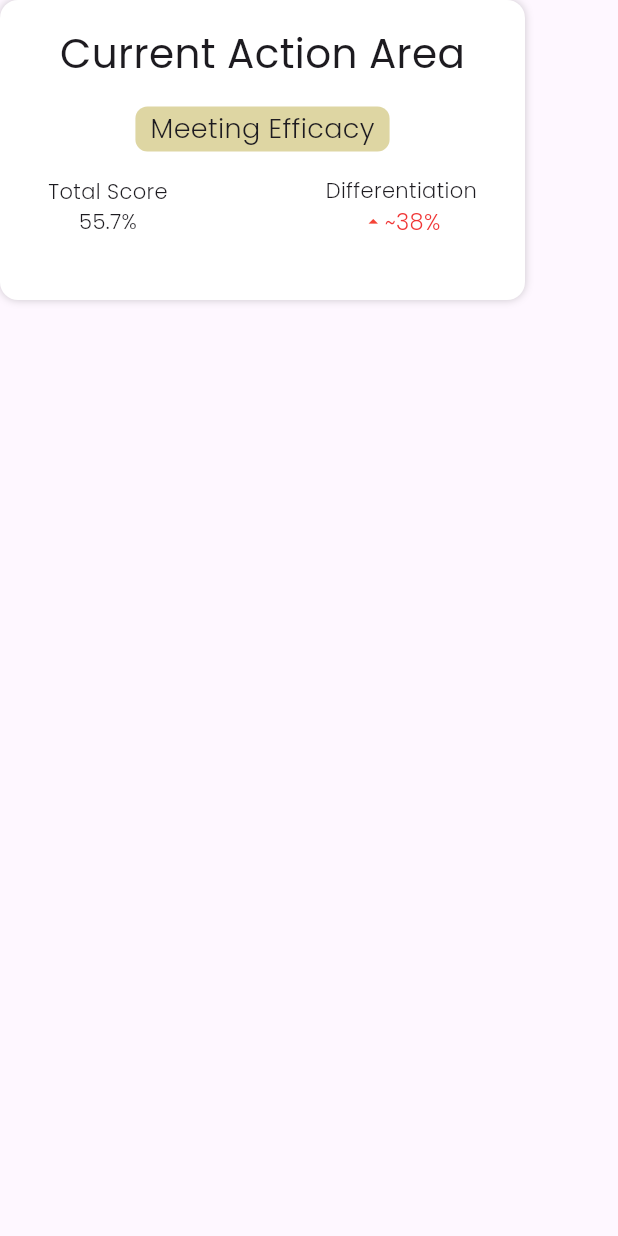
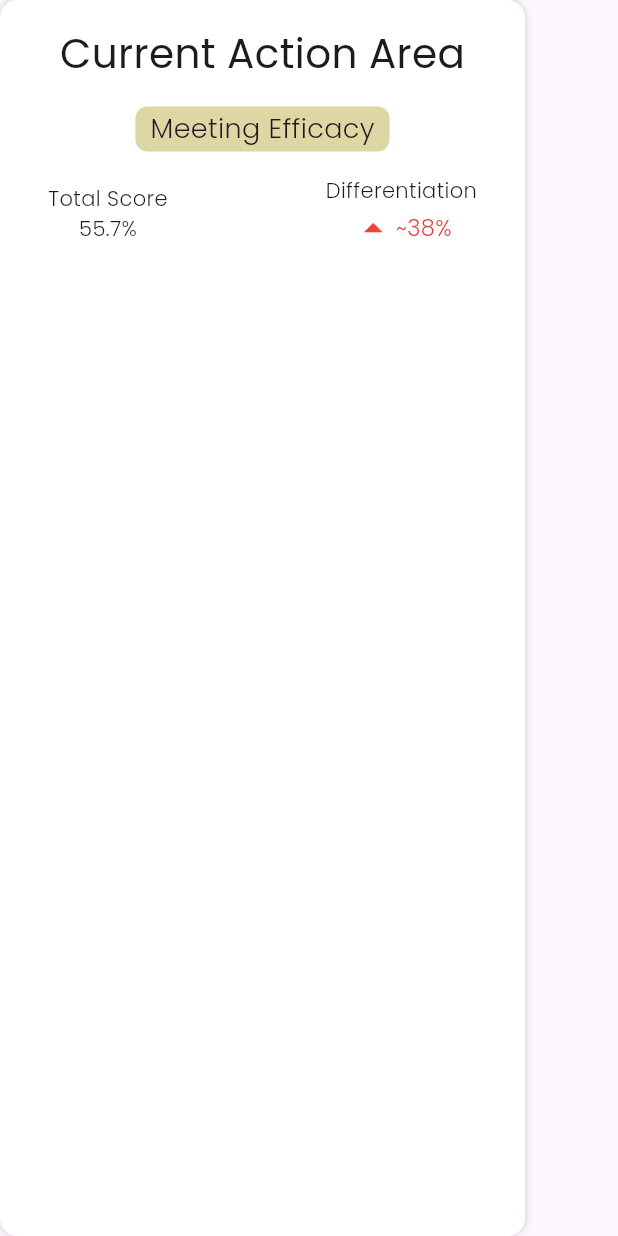
Before and after one commit to Michkwetzel/Lucidorg-Dashboard-Demo, a Flutter app: the CurrentActionAreaWidget widget shown alone on an empty page, opened directly, on a phone screen of 412 x 824 dp. Run offline on Flutter 3.47's test engine with Material 3 defaults, Android fonts, the light colour scheme and no system bars; our stand-ins replace cloud_firestore, dotted_border, firebase_auth, firebase_core, fl_chart, flutter_riverpod and 2 more; missing offline and left inert: flutter_dropzone; accounts and stored records are empty; generated files the repository leaves out were written again.

Commit message:
Home Layout basic structure finished. Next will play around with Responsive design

```diff
--- a/lib/components/dashboard/home/Sections/EfficiencyScoresWidget.dart
+++ b/lib/components/dashboard/home/Sections/EfficiencyScoresWidget.dart
@@ -34,7 +34,10 @@ class EfficiencyScoresWidget extends StatelessWidget {
                 SizedBox(height: 35),
                 Text('Differentiation', style: kH3PoppinsLight),
                 SizedBox(height: 8),
-                DiffTriangleRedWidget(size: Diffsize.H1,)
+                DiffTriangleRedWidget(
+                  size: Diffsize.H1,
+                  value: '~38%',
+                )
               ])
             ],
           )
--- a/lib/components/dashboard/home/Sections/currentActionAreaWidget.dart
+++ b/lib/components/dashboard/home/Sections/currentActionAreaWidget.dart
@@ -10,7 +10,6 @@ class CurrentActionAreaWidget extends StatelessWidget {
   Widget build(BuildContext context) {
     return Container(
       width: 350,
-      height: 200,
       padding: const EdgeInsets.symmetric(vertical: 16, horizontal: 32),
       decoration: kboxShadowNormal,
       child: Column(children: [
@@ -43,7 +42,7 @@ class CurrentActionAreaWidget extends StatelessWidget {
               ],
             ),
             Column(
-              children: [Text('Differentiation', style: kH6PoppinsLight), DiffTriangleRedWidget(size: Diffsize.H3)],
+              children: [Text('Differentiation', style: kH6PoppinsLight), DiffTriangleRedWidget(size: Diffsize.H3, value: '~38%',)],
             )
           ],
         )
--- a/lib/components/global/diffTriangleRedWidget.dart
+++ b/lib/components/global/diffTriangleRedWidget.dart
@@ -4,11 +4,13 @@ import 'package:platform_front/config/enums.dart';
 
 class DiffTriangleRedWidget extends StatelessWidget {
   const DiffTriangleRedWidget({
+    required this.value,
     required this.size,
     super.key,
   });
 
   final Diffsize size;
+  final dynamic value;
 
   @override
   Widget build(BuildContext context) {
@@ -21,19 +23,19 @@ class DiffTriangleRedWidget extends StatelessWidget {
         trianleSize = 50;
       case Diffsize.H2:
         textStyle = kH5PoppinsLight;
-        trianleSize = 20;
+        trianleSize = 40;
       case Diffsize.H3:
         textStyle = kH2Diff;
-        trianleSize = 15;
+        trianleSize = 30;
       default:
         textStyle = kH6PoppinsLight;
-        trianleSize = 15;
+        trianleSize = 25;
     }
 
     return Row(
       children: [
         Icon(Icons.arrow_drop_up, size: trianleSize, color: Colors.red), // or any color you prefer
-        Text('~38%', style: textStyle),
+        Text(value, style: textStyle),
       ],
     );
   }
--- a/lib/config/constants.dart
+++ b/lib/config/constants.dart
@@ -209,13 +209,17 @@ const String kCreateUserProfilePath = 'https://createuserprofile-rbyavkqn2a-uc.a
 const String kCreateAssessmentPath = 'https://createassessment-rbyavkqn2a-uc.a.run.app';
 // const String kCreateAssessmentPath =  'http://127.0.0.1:5001/efficiency-1st/us-central1/createAssessment';
 
-
-
 // const String kCreateTokensPath = 'http://127.0.0.1:5001/efficiency-1st/us-central1/createTokens';
 
+// ****************************************** Box Decorations ***************************************
 
 BoxDecoration kboxShadowNormal = BoxDecoration(
-        boxShadow: [BoxShadow(color: Colors.black.withOpacity(0.20), blurRadius: 4)],
-        color: Colors.white,
-        borderRadius: BorderRadius.circular(12),
-      );
+  boxShadow: [BoxShadow(color: Colors.black.withOpacity(0.20), blurRadius: 4)],
+  color: Colors.white,
+  borderRadius: BorderRadius.circular(12),
+);
+
+BoxDecoration kGrayBoxDecoration = BoxDecoration(
+  color: Color(0xFFEBEBEB),
+  borderRadius: BorderRadius.circular(6),
+);
```
Also changed, not shown: lib/components/dashboard/home/Sections/nextAssessmentWidget.dart (added, +26 -0 lines), lib/components/dashboard/home/Sections/topOppertunitiesWidget/TopOppertunitiesWidget.dart (added, +35 -0 lines), lib/components/dashboard/home/Sections/topOppertunitiesWidget/top_oppertunities_row.dart (added, +45 -0 lines), lib/components/dashboard/home/homeScreenBody.dart (+16 -41 lines), 1 other file.
